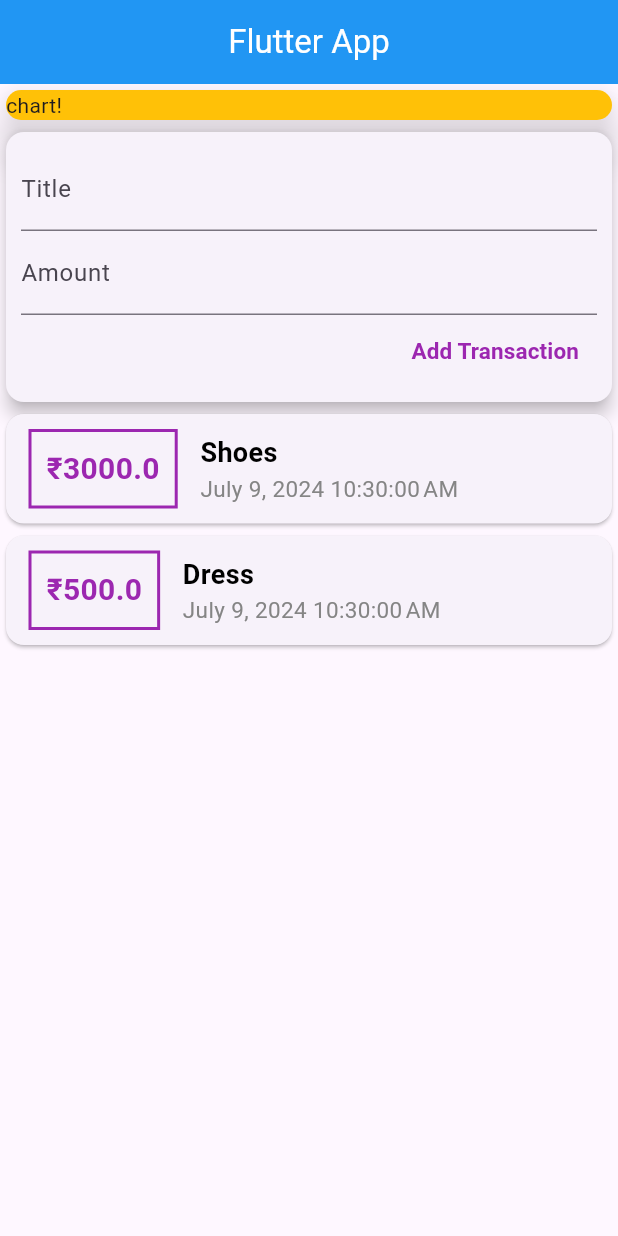
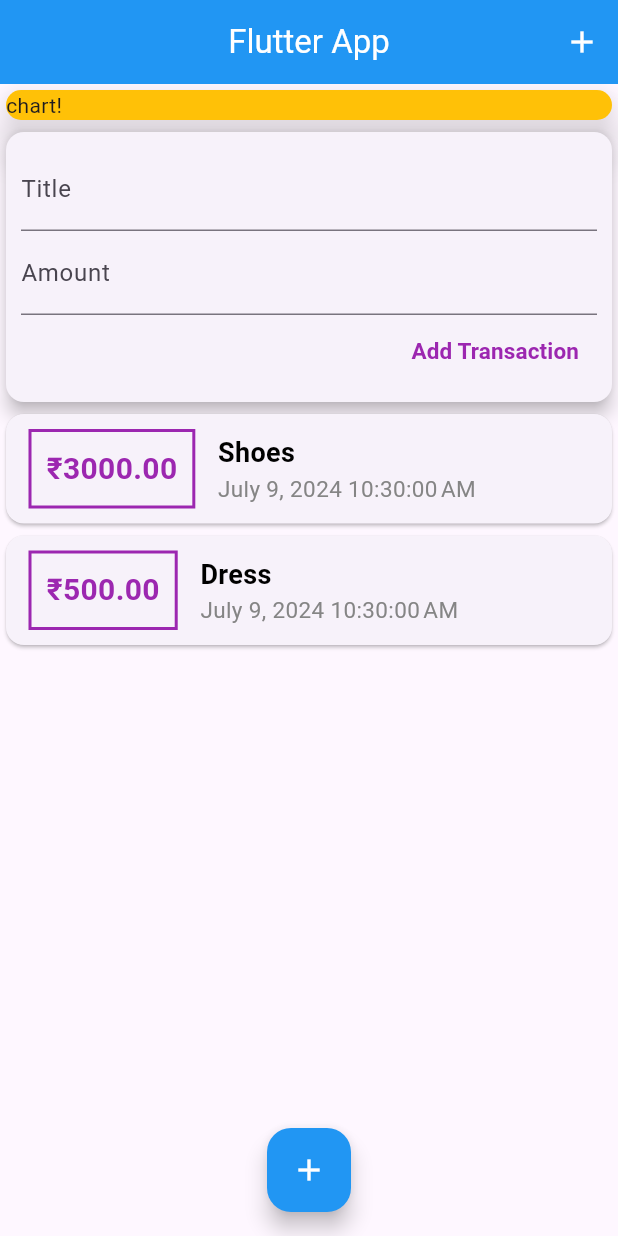
Before and after one commit to Sagarika-Dubey/Expense-Tracker-App, a Flutter app: the screen it shows after launch, after a tap on "Add Transaction", on a phone screen of 412 x 824 dp. Run offline on Flutter 3.47's test engine with Material 3 defaults, Android fonts, the phone set to English and light mode, and no system bars.

Commit message:
Expense Tracker App

```diff
--- a/lib/main.dart
+++ b/lib/main.dart
@@ -1,29 +1,15 @@
-import 'package:expense_tracker/transcation.dart';
-import 'package:intl/intl.dart';
+import 'package:expense_tracker/widgets/user_transaction.dart';
 import 'package:flutter/material.dart';
 
 void main() => runApp(MyHomePage());
 
 class MyHomePage extends StatelessWidget {
-  final List<Transcation> transaction = [
-    Transcation(
-      id: 't1',
-      title: 'Shoes',
-      amount: 3000,
-      date: DateTime.now(),
-    ),
-    Transcation(
-      id: 't2',
-      title: 'Dress',
-      amount: 500,
-      date: DateTime.now(),
-    )
-  ];
-
   @override
   Widget build(BuildContext context) {
-    String titleInput = '';
-    String amountInput = '';
+    //String titleInput = '';
+    //String amountInput = '';
+    //final titleController = TextEditingController();
+    //final amountController = TextEditingController();
     return MaterialApp(
       home: Scaffold(
         appBar: AppBar(
@@ -31,8 +17,15 @@ class MyHomePage extends StatelessWidget {
           backgroundColor: Colors.blue,
           foregroundColor: Colors.white,
           centerTitle: true,
+          actions: [
+            IconButton(
+              onPressed: () {},
+              icon: Icon(Icons.add),
+            )
+          ],
         ),
-        body: Column(
+        body: SingleChildScrollView(
+          child: Column(
             //mainAxisAlignment: MainAxisAlignment.spaceAround,
             crossAxisAlignment: CrossAxisAlignment.stretch,
             children: [
@@ -44,94 +37,16 @@ class MyHomePage extends StatelessWidget {
                 ),
                 elevation: 10,
               ),
-            Card(
-              elevation: 5,
-              child: Container(
-                padding: EdgeInsets.all(10),
-                child: Column(
-                  crossAxisAlignment: CrossAxisAlignment.end,
-                  children: [
-                    TextField(
-                      decoration: InputDecoration(
-                        labelText: 'Title',
-                      ),
-                      onChanged: (val) {
-                        titleInput = val;
-                      },
-                    ),
-                    TextField(
-                      decoration: InputDecoration(
-                        labelText: 'Amount',
-                      ),
-                      onChanged: (val) => amountInput = val,
-                    ),
-                    TextButton(
-                        onPressed: () {
-                          print(titleInput);
-                          print(amountInput);
-                        },
-                        child: Text(
-                          'Add Transaction',
-                          style: TextStyle(
-                            fontWeight: FontWeight.w600,
-                            fontSize: 15,
-                            color: Colors.purple,
-                          ),
-                        ))
+              UserTransaction()
             ],
           ),
         ),
-            ), // text filed is to take user input
-            Column(
-              children: transaction.map((tx) {
-                return Card(
-                  child: Row(
-                    children: [
-                      Container(
-                        margin: const EdgeInsets.symmetric(
-                            vertical: 10, horizontal: 15),
-                        decoration: BoxDecoration(
-                          border: Border.all(
-                            color: Colors.purple,
-                            width: 2,
-                          ),
-                        ),
-                        padding: const EdgeInsets.all(10),
-                        child: Text(
-                          '\₹' + tx.amount.toString(),
-                          style: const TextStyle(
-                            fontWeight: FontWeight.bold,
-                            fontSize: 20,
-                            color: Colors.purple,
-                          ),
-                        ),
-                      ),
-                      Column(
-                        crossAxisAlignment: CrossAxisAlignment.start,
-                        children: [
-                          Text(
-                            tx.title,
-                            style: TextStyle(
-                              fontSize: 18,
-                              fontWeight: FontWeight.bold,
-                              color: Colors.black,
-                            ),
-                          ),
-                          Text(
-                            DateFormat().format(tx.date),
-                            style: TextStyle(
-                              fontSize: 15,
-                              color: const Color.fromARGB(255, 133, 133, 133),
-                            ),
-                          )
-                        ],
-                      )
-                    ],
-                  ),
-                );
-              }).toList(),
-            )
-          ],
+        floatingActionButtonLocation: FloatingActionButtonLocation.centerFloat,
+        floatingActionButton: FloatingActionButton(
+          child: Icon(Icons.add),
+          backgroundColor: Colors.blue,
+          foregroundColor: Colors.white,
+          onPressed: () {},
         ),
       ),
     );
--- /dev/null
+++ b/lib/widgets/new_transaction.dart
@@ -0,0 +1,62 @@
+import 'package:flutter/material.dart';
+
+class NewTransaction extends StatelessWidget {
+  final Function addTx;
+  final titleController = TextEditingController();
+  final amountController = TextEditingController();
+
+  NewTransaction(this.addTx);
+
+  void submitData() {
+    final enteredTitle = titleController.text;
+    final enteredAmount = double.parse(amountController.text);
+
+    if (enteredTitle.isEmpty || enteredAmount <= 0) {
+      return;
+    }
+    addTx(enteredTitle, enteredAmount);
+  }
+
+  @override
+  Widget build(BuildContext context) {
+    return Card(
+      elevation: 5,
+      child: Container(
+        padding: EdgeInsets.all(10),
+        child: Column(
+          crossAxisAlignment: CrossAxisAlignment.end,
+          children: [
+            TextField(
+              decoration: InputDecoration(
+                labelText: 'Title',
+              ),
+              controller: titleController,
+              onSubmitted: (_) => submitData(),
+              //onChanged: (val) {
+              //titleInput = val;
+            ),
+            TextField(
+              decoration: InputDecoration(
+                labelText: 'Amount',
+              ),
+              controller: amountController,
+              keyboardType: TextInputType.number,
+              onSubmitted: (_) => submitData(),
+              //onChanged: (val) => amountInput = val,
+            ),
+            TextButton(
+                onPressed: submitData,
+                child: Text(
+                  'Add Transaction',
+                  style: TextStyle(
+                    fontWeight: FontWeight.w600,
+                    fontSize: 15,
+                    color: Colors.purple,
+                  ),
+                ))
+          ],
+        ),
+      ),
+    ); // text filed is to take user input
+  }
+}
--- /dev/null
+++ b/lib/widgets/transaction_list.dart
@@ -0,0 +1,64 @@
+import 'package:flutter/material.dart';
+import 'package:intl/intl.dart';
+import '../models/transcation.dart';
+
+class TransactionList extends StatelessWidget {
+  final List<Transcation> transaction;
+  TransactionList(this.transaction);
+  @override
+  Widget build(BuildContext context) {
+    return Container(
+      height: 400,
+      child: ListView.builder(
+          //list view has a infinite hight.. so we need to give a height constraint so that it could be bounded.
+          itemBuilder: (ctx, index) {
+            return Card(
+              child: Row(
+                children: [
+                  Container(
+                    margin: const EdgeInsets.symmetric(
+                        vertical: 10, horizontal: 15),
+                    decoration: BoxDecoration(
+                      border: Border.all(
+                        color: Colors.purple,
+                        width: 2,
+                      ),
+                    ),
+                    padding: const EdgeInsets.all(10),
+                    child: Text(
+                      '\₹' + transaction[index].amount.toStringAsFixed(2),
+                      style: const TextStyle(
+                        fontWeight: FontWeight.bold,
+                        fontSize: 20,
+                        color: Colors.purple,
+                      ),
+                    ),
+                  ),
+                  Column(
+                    crossAxisAlignment: CrossAxisAlignment.start,
+                    children: [
+                      Text(
+                        transaction[index].title,
+                        style: TextStyle(
+                          fontSize: 18,
+                          fontWeight: FontWeight.bold,
+                          color: Colors.black,
+                        ),
+                      ),
+                      Text(
+                        DateFormat().format(transaction[index].date),
+                        style: TextStyle(
+                          fontSize: 15,
+                          color: const Color.fromARGB(255, 133, 133, 133),
+                        ),
+                      )
+                    ],
+                  )
+                ],
+              ),
+            );
+          },
+          itemCount: transaction.length),
+    );
+  }
+}
--- /dev/null
+++ b/lib/widgets/user_transaction.dart
@@ -0,0 +1,51 @@
+import 'package:flutter/material.dart';
+import './new_transaction.dart';
+import './transaction_list.dart';
+import '../models/transcation.dart';
+
+class UserTransaction extends StatefulWidget {
+  const UserTransaction({super.key});
+
+  @override
+  State<UserTransaction> createState() => _UserTransactionState();
+}
+
+class _UserTransactionState extends State<UserTransaction> {
+  final List<Transcation> _userTransactions = [
+    Transcation(
+      id: 't1',
+      title: 'Shoes',
+      amount: 3000,
+      date: DateTime.now(),
+    ),
+    Transcation(
+      id: 't2',
+      title: 'Dress',
+      amount: 500,
+      date: DateTime.now(),
+    )
+  ];
+
+  void _addNewTransaction(String txTitle, double txAmount) {
+    final newTx = Transcation(
+      id: DateTime.now().toString(),
+      title: txTitle,
+      amount: txAmount,
+      date: DateTime.now(),
+    );
+
+    setState(() {
+      _userTransactions.add(newTx);
+    });
+  }
+
+  @override
+  Widget build(BuildContext context) {
+    return Column(
+      children: [
+        NewTransaction(_addNewTransaction),
+        TransactionList(_userTransactions),
+      ],
+    );
+  }
+}
```
Also changed, not shown: lib/models/transcation.dart (renamed from lib/transcation.dart). Lines whose indentation alone changed are shown as unchanged.
